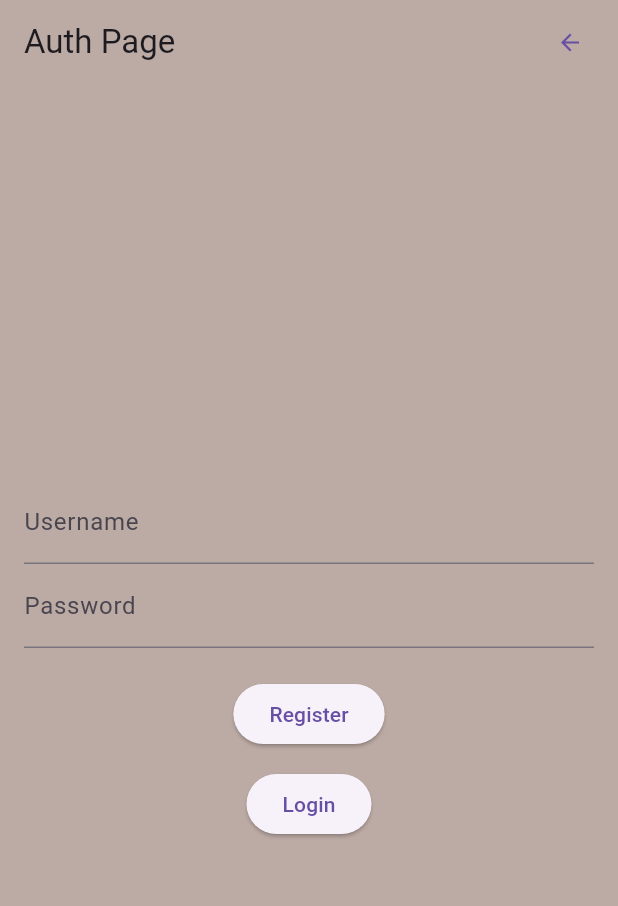
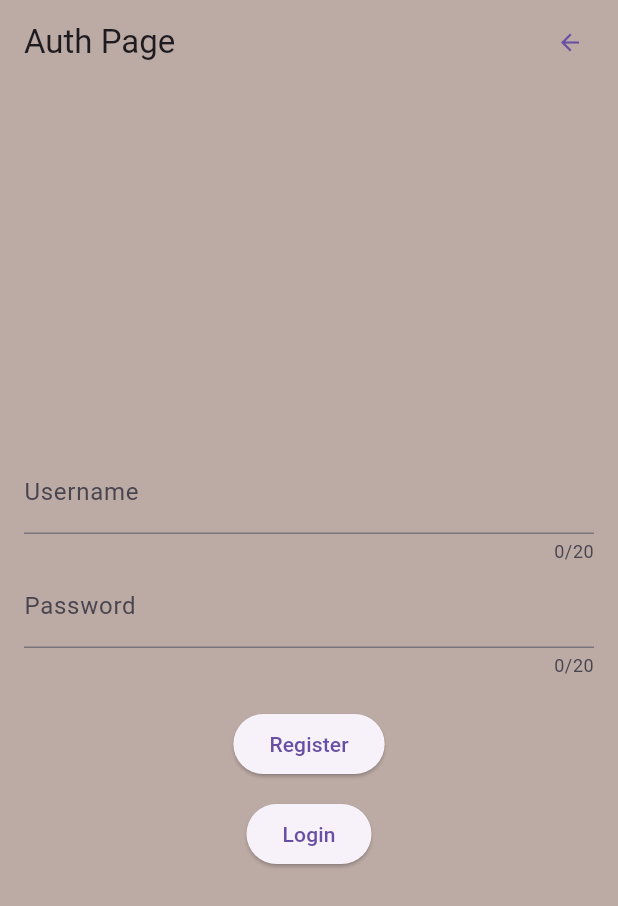
Before and after one commit to FarukErat/note-tree_frontend, a Flutter app: the Auth screen opened directly, on a phone screen of 412 x 824 dp. Shown: the top 906 px of the screen. Run offline on Flutter 3.47's test engine with Material 3 defaults, Android fonts, the phone set to English and light mode, and no system bars; missing offline and left inert: flutter_fancy_tree_view.

Commit message:
limit auth inputs to 20 char

```diff
--- a/lib/pages/auth.dart
+++ b/lib/pages/auth.dart
@@ -214,12 +214,14 @@ class AuthState extends State<Auth> {
                         controller: usernameController,
                         decoration:
                             const InputDecoration(labelText: 'Username'),
+                            maxLength: 20,
                       ),
                       TextField(
                         controller: passwordController,
                         obscureText: true,
                         decoration:
                             const InputDecoration(labelText: 'Password'),
+                            maxLength: 20,
                       ),
                       const SizedBox(height: 20),
                       ElevatedButton(
--- a/lib/utils/requests.dart
+++ b/lib/utils/requests.dart
@@ -31,7 +31,7 @@ Future<int> isSessionIdValid(String? sessionId) async {
 /// 409: username is already taken
 Future<(int, String?, String?)> register(
     String username, String password) async {
-  final Uri uri = Uri.parse("$apiUrl/authentication/signup");
+  final Uri uri = Uri.parse("$apiUrl/authentication/register");
 
   final Map<String, String> headers = {
     'Content-Type': 'application/json',
```
